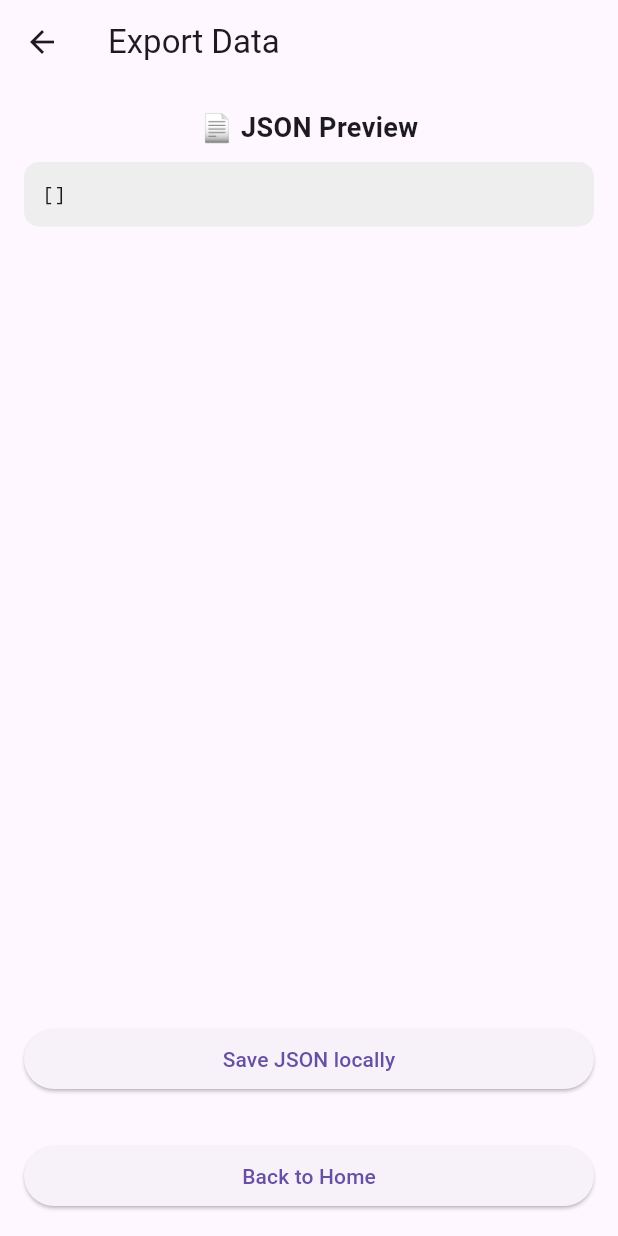
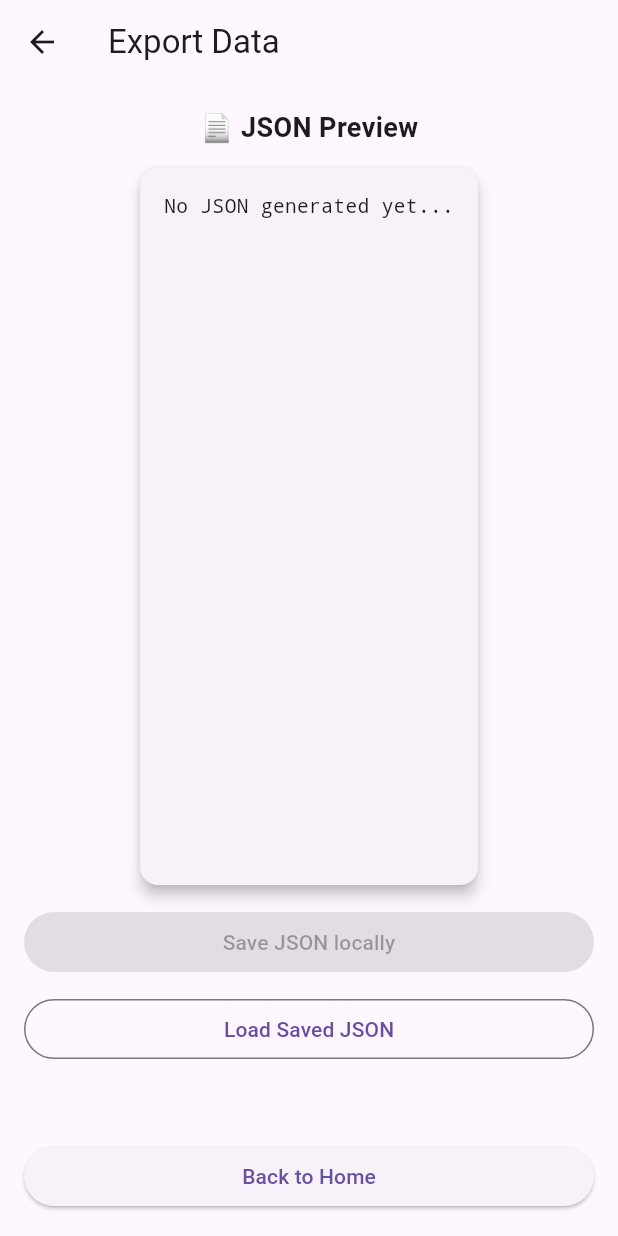
Before and after one commit to JesusDeventic/FitcronIntegrations, a Flutter app: the ExportScreen screen opened by its route, on a phone screen of 412 x 824 dp. Run offline on Flutter 3.47's test engine with Material 3 defaults, Android fonts, the light colour scheme and no system bars; our stand-ins replace shared_preferences; accounts and stored records are empty.

Commit message:
face(Phase 10): add persistent JSON preview, load saved JSON, and display saved entries in exportscreen

```diff
--- a/lib/screens/export_screen.dart
+++ b/lib/screens/export_screen.dart
@@ -1,17 +1,14 @@
 // screens/export_screen.dart
 // ======================
 //
-// FASE 10 — Exportación JSON (almacenamiento interno)
+// FASE 10 — Exportación JSON + Preview + cuadro de mando + listado de JSON guardados
 //
 // OBJETIVO:
-// - Obtener datos desde Provider
-// - Convertirlos a JSON
-// - Mostrar preview
-// - Guardar en SharedPreferences
-// - Navegación de vuelta al inicio
+// - Mantener preview y cuadro de mando
+// - Mostrar todos los datos guardados en SharedPreferences
+// - Mantener navegación de vuelta al inicio
 
 import 'dart:convert';
-
 import 'package:flutter/material.dart';
 import 'package:provider/provider.dart';
 import 'package:shared_preferences/shared_preferences.dart';
@@ -28,39 +25,43 @@ class ExportScreen extends StatefulWidget {
 }
 
 class _ExportScreenState extends State<ExportScreen> {
-  String savedMessage = "";
+  String savedMessage = ""; // Mensaje de estado al usuario
+  String jsonPreview = ""; // Preview del JSON que se va a guardar
+  List<Map<String, dynamic>> savedJsonList = []; // Listado de JSON guardados
 
   /// ============================================
-  /// Convierte un objeto a JSON estándar
+  /// Convierte un objeto DailyHealthData a JSON
   /// ============================================
   Map<String, dynamic> convertToJson(DailyHealthData data) {
     return {
       "source": "health_connect",
-      "date": data.date,
+      "date": data.date, // Fecha en formato estándar YYYY-MM-DD
       "steps": data.steps,
       "distance_km": data.distanceKm,
-      "active_minutes": data.steps ~/ 100, // simulación simple
+      "active_minutes": DateUtilsCustom.hoursToMinutes(data.sleepHours),
       "calories_active": data.calories,
       "sleep_minutes": DateUtilsCustom.hoursToMinutes(data.sleepHours),
     };
   }
 
   /// ============================================
-  /// Guarda JSON en SharedPreferences
+  /// Guarda la lista de JSON en SharedPreferences
   /// ============================================
   Future<void> saveJson(List<DailyHealthData> dataList) async {
     try {
       final prefs = await SharedPreferences.getInstance();
 
-      // Convertimos toda la lista a JSON
+      // Convertir todos los datos a JSON
       final jsonList = dataList.map((d) => convertToJson(d)).toList();
-
       final jsonString = jsonEncode(jsonList);
 
+      // Guardar en SharedPreferences
       await prefs.setString("health_data_json", jsonString);
 
       setState(() {
         savedMessage = "✅ Data saved locally";
+        jsonPreview = const JsonEncoder.withIndent('  ').convert(jsonList);
+        savedJsonList = jsonList.cast<Map<String, dynamic>>();
       });
     } catch (e) {
       setState(() {
@@ -70,19 +71,38 @@ class _ExportScreenState extends State<ExportScreen> {
   }
 
   /// ============================================
-  /// UI
+  /// Carga JSON previamente guardado
   /// ============================================
+  Future<void> loadJson() async {
+    final prefs = await SharedPreferences.getInstance();
+    final savedJsonString = prefs.getString('health_data_json');
+
+    if (savedJsonString != null) {
+      final List<dynamic> jsonDecoded = jsonDecode(savedJsonString);
+      setState(() {
+        savedJsonList = jsonDecoded.cast<Map<String, dynamic>>();
+        jsonPreview = const JsonEncoder.withIndent('  ').convert(savedJsonList);
+      });
+    } else {
+      setState(() {
+        savedMessage = "No JSON saved yet";
+        savedJsonList = [];
+        jsonPreview = "";
+      });
+    }
+  }
+
   @override
   Widget build(BuildContext context) {
     final appState = context.watch<AppStateProvider>();
+    final allData = appState.getAllData();
 
-    // Obtener todos los datos
-    final List<DailyHealthData> allData = appState.getAllData();
-
-    // Generar preview JSON
-    final jsonPreview = const JsonEncoder.withIndent(
+    // Generar preview inicial si existe data
+    if (jsonPreview.isEmpty && allData.isNotEmpty) {
+      jsonPreview = const JsonEncoder.withIndent(
         '  ',
       ).convert(allData.map((d) => convertToJson(d)).toList());
+    }
 
     return Scaffold(
       appBar: AppBar(title: const Text("Export Data")),
@@ -90,30 +110,26 @@ class _ExportScreenState extends State<ExportScreen> {
         padding: const EdgeInsets.all(16),
         child: Column(
           children: [
-            // ============================================
-            // TÍTULO
-            // ============================================
             const Text(
               "📄 JSON Preview",
               style: TextStyle(fontSize: 18, fontWeight: FontWeight.bold),
             ),
-
             const SizedBox(height: 10),
 
-            // ============================================
-            // PREVIEW JSON
-            // ============================================
+            // Preview JSON en cuadro de mando
             Expanded(
+              child: Card(
+                elevation: 4,
+                shape: RoundedRectangleBorder(
+                  borderRadius: BorderRadius.circular(12),
+                ),
+                child: Padding(
+                  padding: const EdgeInsets.all(16),
                   child: SingleChildScrollView(
-                child: Container(
-                  width: double.infinity,
-                  padding: const EdgeInsets.all(12),
-                  decoration: BoxDecoration(
-                    color: Colors.grey[200],
-                    borderRadius: BorderRadius.circular(10),
-                  ),
                     child: Text(
-                    jsonPreview,
+                      jsonPreview.isEmpty
+                          ? "No JSON generated yet..."
+                          : jsonPreview,
                       style: const TextStyle(
                         fontFamily: 'monospace',
                         fontSize: 13,
@@ -122,20 +138,27 @@ class _ExportScreenState extends State<ExportScreen> {
                   ),
                 ),
               ),
+            ),
+            const SizedBox(height: 10),
 
-            const SizedBox(height: 20),
-
-            // ============================================
-            // BOTÓN GUARDAR
-            // ============================================
+            // Botón guardar JSON
             SizedBox(
               width: double.infinity,
               child: ElevatedButton(
-                onPressed: () => saveJson(allData),
+                onPressed: allData.isEmpty ? null : () => saveJson(allData),
                 child: const Text("Save JSON locally"),
               ),
             ),
+            const SizedBox(height: 10),
 
+            // Botón cargar JSON guardado
+            SizedBox(
+              width: double.infinity,
+              child: OutlinedButton(
+                onPressed: loadJson,
+                child: const Text("Load Saved JSON"),
+              ),
+            ),
             const SizedBox(height: 10),
 
             // Mensaje de estado
@@ -148,12 +171,43 @@ class _ExportScreenState extends State<ExportScreen> {
                       : Colors.green,
                 ),
               ),
+            const SizedBox(height: 20),
+
+            // ============================================
+            // Listado de todos los JSON guardados
+            // ============================================
+            if (savedJsonList.isNotEmpty) ...[
+              const Text(
+                "📂 Saved JSON entries:",
+                style: TextStyle(fontWeight: FontWeight.bold),
+              ),
+              const SizedBox(height: 8),
+              Expanded(
+                child: ListView.builder(
+                  itemCount: savedJsonList.length,
+                  itemBuilder: (context, index) {
+                    final entry = savedJsonList[index];
+                    return Card(
+                      margin: const EdgeInsets.symmetric(vertical: 4),
+                      child: Padding(
+                        padding: const EdgeInsets.all(8),
+                        child: Text(
+                          const JsonEncoder.withIndent('  ').convert(entry),
+                          style: const TextStyle(
+                            fontFamily: 'monospace',
+                            fontSize: 12,
+                          ),
+                        ),
+                      ),
+                    );
+                  },
+                ),
+              ),
+            ],
 
             const SizedBox(height: 20),
 
-            // ============================================
-            // BOTÓN VOLVER AL INICIO
-            // ============================================
+            // Botón volver al inicio
             SizedBox(
               width: double.infinity,
               child: ElevatedButton(
```
Also changed, not shown: 1 other file. Lines whose indentation alone changed are shown as unchanged.
